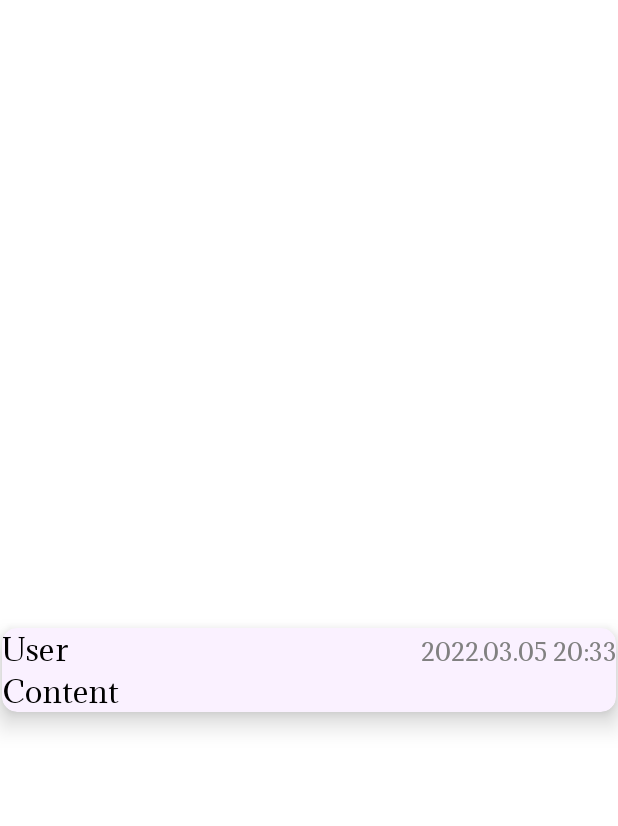
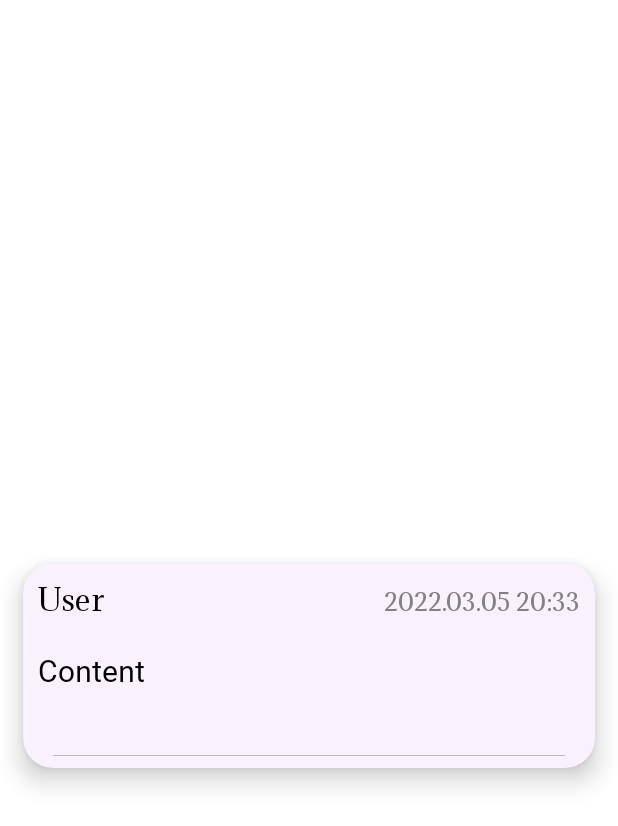
Before and after one commit to iamagirl99/Unithon-1, an Android app: the layout comment.xml on its own in the app's theme, with its tools: preview values and no code run, on a phone screen of 412 x 824 dp. Shown: the top 826 px of the screen. Run offline under Robolectric (Android 15) with nearby library versions, the phone set to English and light mode, and no system bars.

Commit message:
feat: comment page

```diff
--- a/app/src/main/AndroidManifest.xml
+++ b/app/src/main/AndroidManifest.xml
@@ -10,7 +10,7 @@
         android:supportsRtl="true"
         android:theme="@style/Theme.Unithon">
         <activity
-            android:name=".CommentActivity"
+            android:name=".Comment.CommentActivity"
             android:exported="false"
             android:theme="@style/Theme.Unithon.NoActionBar"/>
         <activity
--- a/app/src/main/res/font/font.xml
+++ b/app/src/main/res/font/font.xml
@@ -3,4 +3,7 @@
     <font android:fontStyle="normal"
         android:fontWeight="400"
         android:font="@font/adamina"/>
+    <font android:fontStyle="normal"
+        android:fontWeight="400"
+        android:font="@font/chosunilbo"/>
 </font-family>
--- a/app/src/main/res/layout/activity_comment.xml
+++ b/app/src/main/res/layout/activity_comment.xml
@@ -5,7 +5,7 @@
     android:layout_width="match_parent"
     android:layout_height="match_parent"
     android:background="@color/background"
-    tools:context=".CommentActivity">
+    tools:context=".Comment.CommentActivity">
 
     <androidx.recyclerview.widget.RecyclerView
         android:layout_width="409dp"
--- a/app/src/main/res/layout/comment.xml
+++ b/app/src/main/res/layout/comment.xml
@@ -6,13 +6,13 @@
     android:layout_height="match_parent">
 
     <androidx.cardview.widget.CardView
-        android:layout_width="409dp"
+        android:layout_width="match_parent"
         android:layout_height="wrap_content"
         android:layout_marginStart="15dp"
         android:layout_marginTop="10dp"
         android:layout_marginEnd="15dp"
         app:cardElevation="10dp"
-        app:cardCornerRadius="10dp"
+        app:cardCornerRadius="20dp"
         app:layout_constraintBottom_toBottomOf="parent"
         app:layout_constraintEnd_toEndOf="parent"
         app:layout_constraintStart_toStartOf="parent"
@@ -37,35 +37,48 @@
                     android:fontFamily="@font/adamina"
                     android:text="User"
                     android:textColor="@color/black"
-                    android:textSize="20sp" />
+                    android:layout_marginTop="10dp"
+                    android:layout_marginStart="10dp"
+                    android:layout_marginBottom="10dp"
+                    android:textSize="20dp" />
 
                 <View
                     android:layout_width="0dp"
                     android:layout_height="0dp"
                     android:layout_weight="1" />
 
-                출처: https://zluoy.tistory.com/28 [Eunjiiiii]
-
                 <TextView
                     android:id="@+id/tv_date"
                     android:layout_width="wrap_content"
                     android:layout_height="wrap_content"
                     android:fontFamily="@font/adamina"
-                    android:gravity="right"
                     android:text="2022.03.05 20:33"
+                    android:layout_marginTop="10dp"
+                    android:layout_marginEnd="10dp"
                     android:textColor="#818181"
                     android:textSize="16sp" />
             </LinearLayout>
             <TextView
                 android:id="@+id/tv_content"
                 android:layout_width="wrap_content"
-                android:layout_height="wrap_content"
-                android:fontFamily="@font/adamina"
+                android:layout_height="60dp"
+                android:fontFamily="@font/chosunilbo"
                 android:text="Content"
                 android:textColor="@color/black"
                 android:textSize="20sp"
+                android:layout_marginTop="10dp"
+                android:layout_marginStart="10dp"
+                android:layout_marginBottom="10dp"
                 tools:layout_editor_absoluteX="4dp"
                 tools:layout_editor_absoluteY="383dp" />
+
+            <View
+                android:layout_width="match_parent"
+                android:layout_height="1px"
+                android:background="#BBBBBB"
+                android:layout_marginBottom="8dp"
+                android:layout_marginStart="20dp"
+                android:layout_marginEnd="20dp"/>
 
         </LinearLayout>
     </androidx.cardview.widget.CardView>
```
Also changed, not shown: app/src/main/java/com/example/unithon/Comment/CommentActivity.java (added, +16 -0 lines), app/src/main/java/com/example/unithon/Comment/CommentAdapter.java (added, +46 -0 lines), app/src/main/java/com/example/unithon/Comment/DummyComment.java (added, +16 -0 lines), app/src/main/java/com/example/unithon/CommentActivity.java (deleted, +0 -14 lines), app/src/main/java/com/example/unithon/Model.java (+36 -0 lines), 1 other file.
